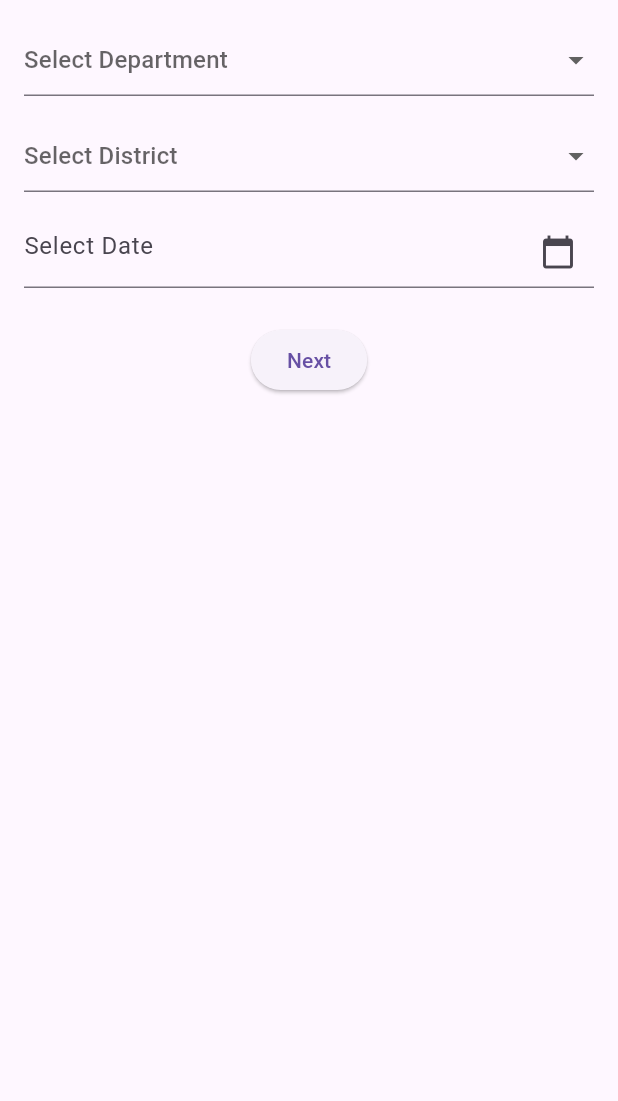
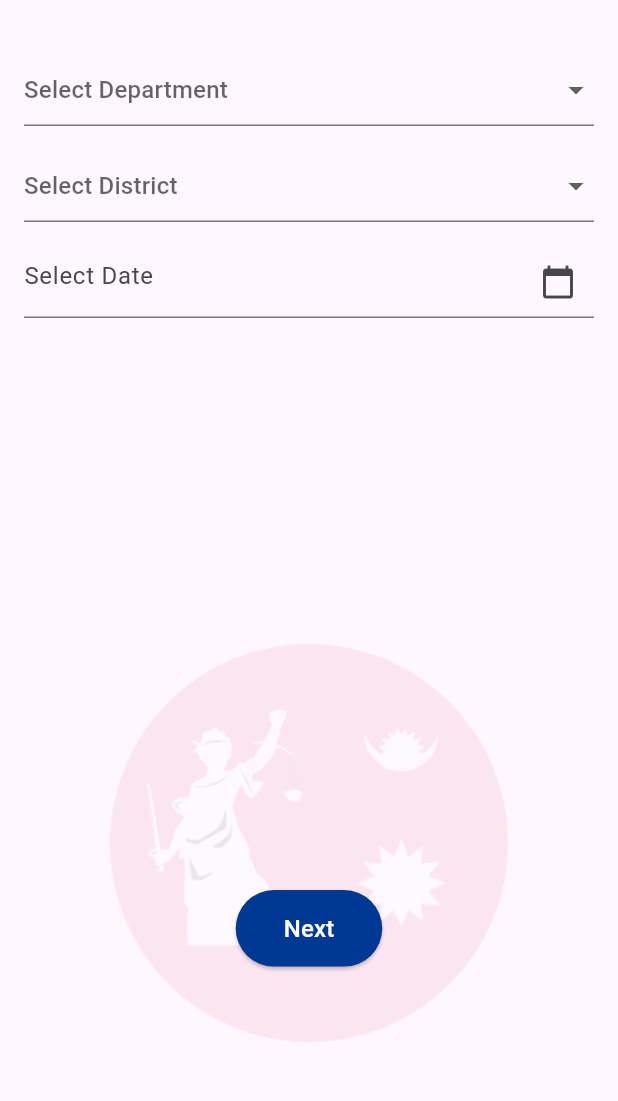
Before and after one commit to theaayushdev/BhrastaBusters, a Flutter app: the SecondPage screen opened directly with empty values, on a phone screen of 412 x 824 dp, the part 84-1185 px from its top. Run offline on Flutter 3.47's test engine with Material 3 defaults, Android fonts, the phone set to English and light mode, and no system bars; our stand-ins replace animated_text_kit, device_info_plus, image_picker.

Commit message:
stackedlogo

```diff
--- a/lib/screens/homescreen.dart
+++ b/lib/screens/homescreen.dart
@@ -190,12 +190,19 @@ class _HomePageState extends State<HomePage> with TickerProviderStateMixin {
 
                       const SizedBox(height: 30),
 
-                      // Animated text with cursor closely aligned
+                      // Responsive animated text with blinking cursor
                       Padding(
                         padding: const EdgeInsets.symmetric(horizontal: 16.0),
                         child: Center(
-                          child: Row(
-                            mainAxisSize: MainAxisSize.min,
+                          child: LayoutBuilder(
+                            builder: (context, constraints) {
+                              return ConstrainedBox(
+                                constraints: BoxConstraints(
+                                  maxWidth: constraints.maxWidth,
+                                ),
+                                child: Wrap(
+                                  alignment: WrapAlignment.center,
+                                  crossAxisAlignment: WrapCrossAlignment.center,
                                   children: [
                                     DefaultTextStyle(
                                       style: const TextStyle(
@@ -208,7 +215,7 @@ class _HomePageState extends State<HomePage> with TickerProviderStateMixin {
                                         totalRepeatCount: 1,
                                         animatedTexts: [
                                           TyperAnimatedText(
-                                      'To the people, For the people, By the people',
+                                            'To the people,\n For the people,\n By the people.',
                                             speed: Duration(milliseconds: 50),
                                           ),
                                         ],
@@ -232,10 +239,13 @@ class _HomePageState extends State<HomePage> with TickerProviderStateMixin {
                                     ),
                                   ],
                                 ),
+                              );
+                            },
+                          ),
                         ),
                       ),
 
-                      const SizedBox(height: 200),
+                      const SizedBox(height: 200), // Leave space for buttons
                     ],
                   ),
                 ),
--- a/lib/screens/secondpage.dart
+++ b/lib/screens/secondpage.dart
@@ -1,9 +1,7 @@
-
 import 'dart:io';
 import 'package:bhrastabusters/widget/topbar.dart';
 import 'package:device_info_plus/device_info_plus.dart';
 import 'package:flutter/material.dart';
-import 'package:image_picker/image_picker.dart';
 import '../screens/report.dart';
 
 class SecondPage extends StatefulWidget {
@@ -21,8 +19,8 @@ class _SecondPageState extends State<SecondPage> {
   String deviceId = "";
   final TextEditingController _dateController = TextEditingController();
 
-  final List<String> districts = ['Abhinab','Ayush']; // Keep your districts list
-  final List<String> departments = ['Electricity','Water'];
+  final List<String> districts = ['Abhinab', 'Ayush'];
+  final List<String> departments = ['Electricity', 'Water'];
 
   @override
   void initState() {
@@ -88,22 +86,55 @@ class _SecondPageState extends State<SecondPage> {
   Widget build(BuildContext context) {
     return Scaffold(
       appBar: CustomAppBar(),
-      body: Padding(
+      body: Stack(
+        children: [
+          // Faded background image on bottom half
+          Align(
+            alignment: Alignment.bottomCenter,
+            child: Opacity(
+              opacity: 0.08,
+              child: SizedBox(
+                height: MediaQuery.of(context).size.height / 2,
+                width: double.infinity,
+                child: Image.asset(
+                  'assets/twoflag.png',
+                  fit: BoxFit.cover,
+                ),
+              ),
+            ),
+          ),
+
+          // Main scrollable content
+          SingleChildScrollView(
+            child: Padding(
               padding: const EdgeInsets.all(16),
               child: Column(
                 children: [
+                  const SizedBox(height: 20),
                   DropdownButtonFormField<String>(
                     value: selectedDepartment,
                     hint: const Text("Select Department"),
-              items: departments.map((d) => DropdownMenuItem(value: d, child: Text(d))).toList(),
-              onChanged: (value) => setState(() => selectedDepartment = value),
+                    items: departments
+                        .map((d) => DropdownMenuItem(
+                              value: d,
+                              child: Text(d),
+                            ))
+                        .toList(),
+                    onChanged: (value) =>
+                        setState(() => selectedDepartment = value),
                   ),
                   const SizedBox(height: 16),
                   DropdownButtonFormField<String>(
                     value: selectedDistrict,
                     hint: const Text("Select District"),
-              items: districts.map((d) => DropdownMenuItem(value: d, child: Text(d))).toList(),
-              onChanged: (value) => setState(() => selectedDistrict = value),
+                    items: districts
+                        .map((d) => DropdownMenuItem(
+                              value: d,
+                              child: Text(d),
+                            ))
+                        .toList(),
+                    onChanged: (value) =>
+                        setState(() => selectedDistrict = value),
                   ),
                   const SizedBox(height: 16),
                   TextField(
@@ -115,13 +146,34 @@ class _SecondPageState extends State<SecondPage> {
                       suffixIcon: Icon(Icons.calendar_today),
                     ),
                   ),
-            const SizedBox(height: 24),
-            ElevatedButton(
+                  const SizedBox(height: 180), // Leave space for button
+                ],
+              ),
+            ),
+          ),
+
+          // Next button positioned on bottom half
+          Positioned(
+            bottom: MediaQuery.of(context).size.height * 0.15,
+            left: 0,
+            right: 0,
+            child: Center(
+              child: ElevatedButton(
                 onPressed: _goToReportPage,
-              child: const Text("Next"),
+                style: ElevatedButton.styleFrom(
+                  padding:
+                      const EdgeInsets.symmetric(horizontal: 32, vertical: 14),
+                  backgroundColor: const Color(0xFF003893),
+                  foregroundColor: Colors.white,
+                ),
+                child: const Text(
+                  "Next",
+                  style: TextStyle(fontSize: 16),
+                ),
+              ),
+            ),
           ),
         ],
-        ),
       ),
     );
   }
```
Lines whose indentation alone changed are shown as unchanged.
